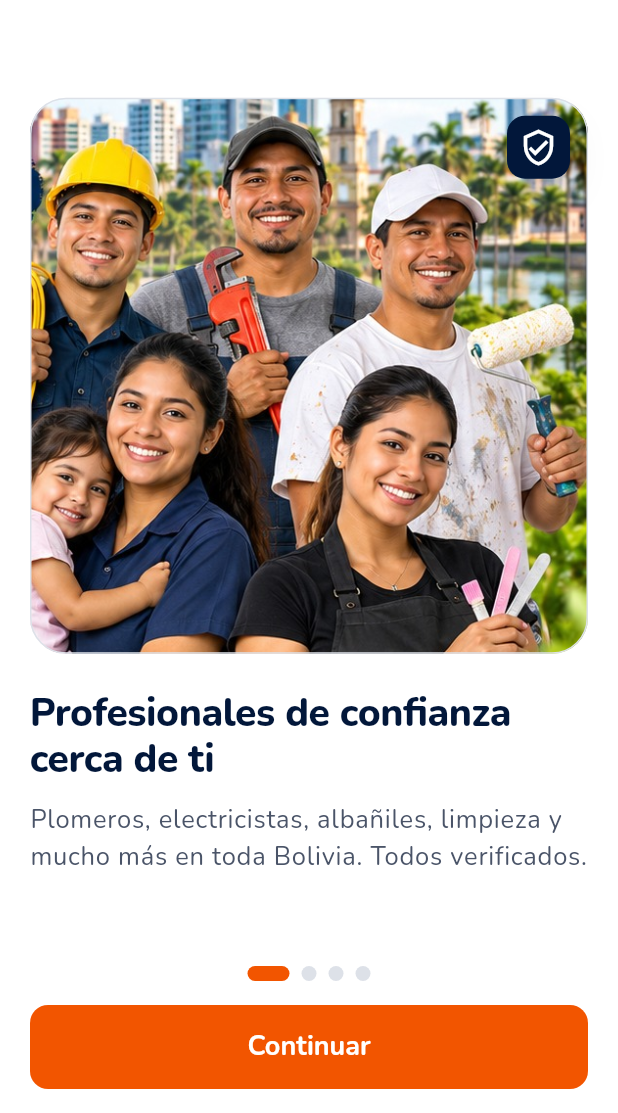
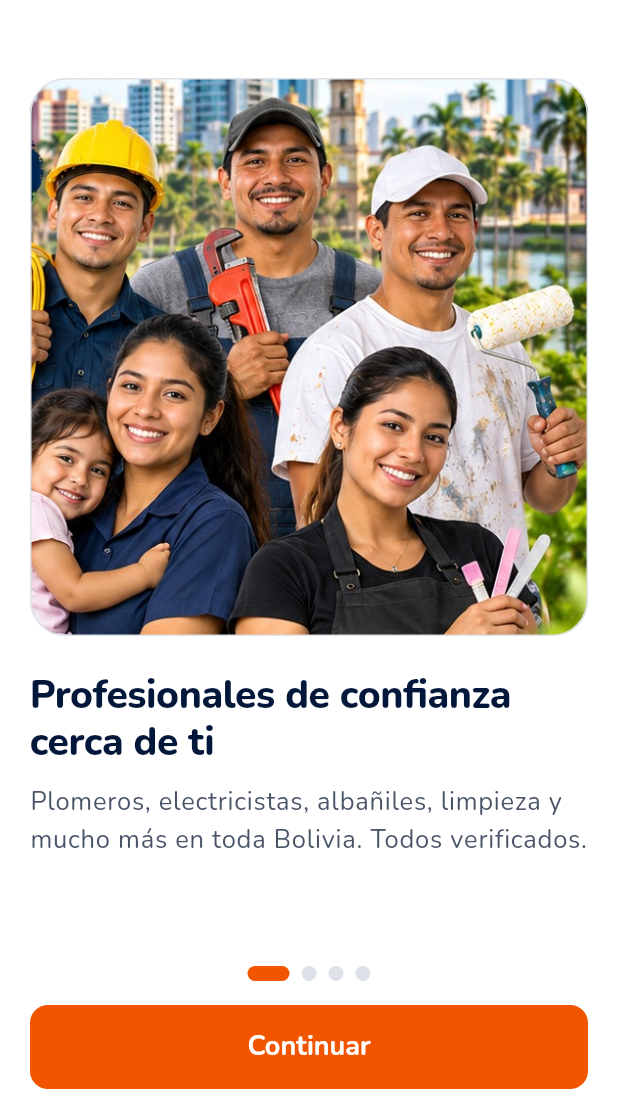
Before and after one commit to suarezhy/HandiManYa-, a Flutter app: the screen it shows after launch, on a phone screen of 412 x 824 dp, the part 123-1236 px from its top. Run offline on Flutter 3.47's test engine with Material 3 defaults, Android fonts, the phone set to English and light mode, and no system bars; our stand-ins replace firebase_core, firebase_messaging, flutter_riverpod, flutter_secure_storage, geolocator, go_router and 4 more; missing offline and left inert: local_auth_android, local_auth_darwin; accounts and stored records are empty.

Commit message:
Build 22: bienvenida con fotos enteras del mismo tamaño, huella automática y textos del sistema en español
- Bienvenida: las cuatro fotos en el mismo marco cuadrado (BoxFit.contain), del
  mismo tamaño y a la misma altura en los cuatro pasos; sin ícono encima de la
  foto. Probado en Samsung 360x800 y 384x832 con barras del sistema y negrita.
- Bloqueo: el cuadro de huella se abre solo al abrir la app o al volver después
  de 2 minutos; el botón queda solo si se cancela o falla.
- Cuadro de huella en español (título, subtítulo, Cancelar); canal de avisos de
  Android sin "Miscellaneous"; iOS declarado en español.
- Arranque: las cuatro consultas de la cuenta van a la vez.

Co-Authored-By: Claude Opus 5.5 <noreply@anthropic.com>
Claude-Session: https://claude.ai/code/session_01DeCF69djLMxZWpDQKuzya6

```diff
--- a/lib/data/supabase/supabase_backend.dart
+++ b/lib/data/supabase/supabase_backend.dart
@@ -117,15 +117,17 @@ class SupabaseBackend
   // ---------------------------------------------------------------- Cuenta
   @override
   Future<UserProfile> myAccount() async {
+    // Las cuatro consultas a la vez: al abrir la app se espera una sola vuelta.
     final results = await Future.wait<dynamic>([
       _db.rpc('my_account'),
       _db.rpc('my_status'),
       _db.from('profiles').select('avatar_path').eq('id', _uid).maybeSingle(),
+      _myStaffAccess(),
     ]);
     final m = Map<String, dynamic>.from(results[0] as Map);
     final st = Map<String, dynamic>.from(results[1] as Map? ?? const {});
     final avatar = (results[2] as Map?)?['avatar_path'] as String?;
-    final staff = await _myStaffAccess();
+    final staff = results[3] as StaffAccess;
     return UserProfile(
       id: m['id'] as String,
       email: m['email'] as String? ?? '',
--- a/lib/features/onboarding/onboarding_page.dart
+++ b/lib/features/onboarding/onboarding_page.dart
@@ -1,25 +1,26 @@
+import 'dart:math';
+
 import 'package:flutter/material.dart';
 import 'package:flutter_riverpod/flutter_riverpod.dart';
 import 'package:go_router/go_router.dart';
 
 import '../../core/theme/tokens.dart';
+import '../../core/utils/text_fit.dart';
 import '../../core/widgets/brand_logo.dart';
 import '../../core/widgets/buttons.dart';
 import '../../data/providers.dart';
 import '../../router.dart';
 
 class _Slide {
-  const _Slide(this.image, this.aspectRatio, this.title, this.body, this.icon);
+  const _Slide(this.image, this.aspectRatio, this.title, this.body);
 
   final String image;
 
-  /// Ancho / alto del archivo. La foto se muestra entera con esta forma, sin
-  /// recortar ni estirar (test/onboarding_layout_test.dart lo compara con el
-  /// archivo).
+  /// Ancho / alto del archivo (test/onboarding_layout_test.dart lo compara
+  /// con el archivo).
   final double aspectRatio;
   final String title;
   final String body;
-  final IconData icon;
 }
 
 const _slides = [
@@ -28,28 +29,24 @@ const _slides = [
     570 / 568,
     'Profesionales de confianza cerca de ti',
     'Plomeros, electricistas, albañiles, limpieza y mucho más en toda Bolivia. Todos verificados.',
-    Icons.verified_user_outlined,
   ),
   _Slide(
     'assets/images/onboarding_2.jpg',
     518 / 570,
     '¿Lo necesitas ahora? Pídelo ¡Ya!',
     'Toca "Lo necesito ahora", cuéntanos qué pasó y avisamos al instante a los profesionales disponibles más cerca de ti.',
-    Icons.bolt_rounded,
   ),
   _Slide(
     'assets/images/onboarding_3.jpg',
     720 / 689,
     'Conversa y coordina desde la app',
     'Chatea con el profesional, recibe su cotización y sigue el estado de tu solicitud en todo momento.',
-    Icons.chat_bubble_outline,
   ),
   _Slide(
     'assets/images/onboarding_4.jpg',
     700 / 815,
     'Trabajo bien hecho, con tranquilidad',
     'Pagas directo al profesional en efectivo o QR cuando termina, y calificas su trabajo para ayudar a otros.',
-    Icons.thumb_up_alt_outlined,
   ),
 ];
 
@@ -169,16 +166,19 @@ class _OnboardingPageState extends ConsumerState<OnboardingPage> {
 
 /// Una pantalla de la bienvenida: la foto entera arriba y el texto debajo.
 ///
-/// La foto toma todo el alto que deja el texto (medido con el tamaño de letra
-/// del teléfono), sin pasar de su propia forma: así nunca se recorta ni se
-/// estira. Si con letra muy grande no cabe todo, la foto queda en un mínimo
-/// y la pantalla se desplaza; "Continuar" y los puntos siempre se ven.
+/// Las cuatro fotos van en el mismo marco cuadrado, del mismo tamaño en los
+/// cuatro pasos: el alto se calcula con el texto más largo de los cuatro
+/// (medido con el tamaño y la negrita del teléfono). Dentro del marco la foto
+/// se ve entera (BoxFit.contain): no se recorta ni se estira, y lo que sobra a
+/// los lados queda de un gris suave. Si con letra muy grande no cabe todo, la
+/// foto queda en un mínimo y la pantalla se desplaza; "Continuar" y los
+/// puntos siempre se ven.
 class _SlideView extends StatelessWidget {
   const _SlideView({required this.slide});
 
   final _Slide slide;
 
-  static const _maxImageHeight = 560.0;
+  static const _maxImageSide = 420.0;
 
   @override
   Widget build(BuildContext context) {
@@ -198,7 +198,7 @@ class _SlideView extends StatelessWidget {
 
         double measure(String value, TextStyle? style) {
           final painter = TextPainter(
-            text: TextSpan(text: value, style: style),
+            text: TextSpan(text: value, style: effectiveTextStyle(context, style)),
             textDirection: direction,
             textScaler: scaler,
             locale: locale,
@@ -208,11 +208,15 @@ class _SlideView extends StatelessWidget {
           return h;
         }
 
-        final textHeight = measure(slide.title, titleStyle) + HySpacing.sm + measure(slide.body, bodyStyle);
+        // El texto más alto de los cuatro pasos: así la foto mide lo mismo
+        // en todos y no salta al pasar de uno a otro.
+        final textHeight = [
+          for (final s in _slides) measure(s.title, titleStyle) + HySpacing.sm + measure(s.body, bodyStyle),
+        ].reduce(max);
         // Un par de píxeles de holgura por redondeo.
         final free = box.maxHeight - top - gap - bottom - textHeight - 2;
         final minImage = (box.maxHeight * 0.3).clamp(96.0, 180.0);
-        final imageHeight = free.clamp(minImage, _maxImageHeight);
+        final side = min(width, free.clamp(minImage, _maxImageSide));
 
         return SingleChildScrollView(
           padding: EdgeInsets.fromLTRB(HySpacing.page, top, HySpacing.page, bottom),
@@ -224,15 +228,25 @@ class _SlideView extends StatelessWidget {
               crossAxisAlignment: CrossAxisAlignment.start,
               children: [
                 Center(
-                  child: ConstrainedBox(
-                    constraints: BoxConstraints(maxWidth: width, maxHeight: imageHeight),
+                  child: SizedBox.square(
+                    dimension: side,
                     child: _Picture(slide: slide),
                   ),
                 ),
                 SizedBox(height: gap),
+                // El texto ocupa siempre el alto del más largo: la foto y el
+                // título quedan a la misma altura en los cuatro pasos.
+                ConstrainedBox(
+                  constraints: BoxConstraints(minHeight: textHeight),
+                  child: Column(
+                    crossAxisAlignment: CrossAxisAlignment.start,
+                    children: [
                       Semantics(header: true, child: Text(slide.title, style: titleStyle)),
                       const SizedBox(height: HySpacing.sm),
                       Text(slide.body, style: bodyStyle),
+                    ],
+                  ),
+                ),
               ],
             ),
           ),
@@ -242,8 +256,8 @@ class _SlideView extends StatelessWidget {
   }
 }
 
-/// La foto completa en un marco redondeado con su misma forma: sin
-/// recorte, sin estirar y sin franjas de relleno.
+/// La foto completa en un marco cuadrado y redondeado: sin recorte, sin
+/// estirar y sin nada encima que tape caras.
 class _Picture extends StatelessWidget {
   const _Picture({required this.slide});
 
@@ -251,49 +265,27 @@ class _Picture extends StatelessWidget {
 
   @override
   Widget build(BuildContext context) {
-    return AspectRatio(
+    final radius = BorderRadius.circular(HyRadii.xl);
+    return DecoratedBox(
       key: ValueKey('onboarding-image-${slide.image}'),
-      aspectRatio: slide.aspectRatio,
-      child: LayoutBuilder(
-        builder: (context, box) => Stack(
-          fit: StackFit.expand,
-          children: [
-            ClipRRect(
-              borderRadius: BorderRadius.circular(HyRadii.xl),
+      position: DecorationPosition.foreground,
+      // Borde suave para que las fotos de fondo blanco no se pierdan.
+      decoration: BoxDecoration(
+        borderRadius: radius,
+        border: Border.all(color: HyColors.border),
+      ),
+      child: ClipRRect(
+        borderRadius: radius,
+        child: ColoredBox(
+          color: HyColors.surfaceMuted,
           child: Image.asset(
             slide.image,
-                // El marco ya tiene la forma de la foto: "fill" la muestra
-                // entera y sin deformar.
-                fit: BoxFit.fill,
+            fit: BoxFit.contain,
+            width: double.infinity,
+            height: double.infinity,
             semanticLabel: 'Ilustración: ${slide.title}',
             errorBuilder: (_, _, _) => const ColoredBox(color: HyColors.primarySoft),
           ),
-            ),
-            // Borde suave para que las fotos de fondo blanco no se pierdan.
-            DecoratedBox(
-              decoration: BoxDecoration(
-                borderRadius: BorderRadius.circular(HyRadii.xl),
-                border: Border.all(color: HyColors.border),
-              ),
-            ),
-            // Arriba a la derecha solo hay fondo en las cuatro fotos: el
-            // ícono no tapa a nadie. En una foto chica (letra muy grande) se
-            // omite para no tapar caras.
-            if (box.maxHeight >= 200)
-              Positioned(
-                right: HySpacing.sm,
-                top: HySpacing.sm,
-                child: Container(
-                  padding: const EdgeInsets.all(HySpacing.xs),
-                  decoration: BoxDecoration(
-                    color: HyColors.navy,
-                    borderRadius: BorderRadius.circular(HyRadii.md),
-                    boxShadow: HyShadows.raised,
-                  ),
-                  child: Icon(slide.icon, color: Colors.white, size: 26),
-                ),
-              ),
-          ],
         ),
       ),
     );
--- a/pubspec.yaml
+++ b/pubspec.yaml
@@ -20,6 +20,9 @@ dependencies:
   image_picker: ^1.2.4
   intl: ^0.20.3
   local_auth: ^3.0.2
+  # Ya venían con local_auth; directos solo para poner en español el cuadro de la huella.
+  local_auth_android: ^2.3.0
+  local_auth_darwin: ^2.0.5
   shared_preferences: ^2.5.6
   supabase_flutter: ^2.18.3
   url_launcher: ^6.3.3
```
Also changed, not shown: lib/core/services/device_auth.dart (+19 -1 lines), lib/features/security/app_lock.dart (+23 -4 lines), lib/main.dart (+5 -3 lines), pubspec.lock, 5 other files. Lines whose indentation alone changed are shown as unchanged.
